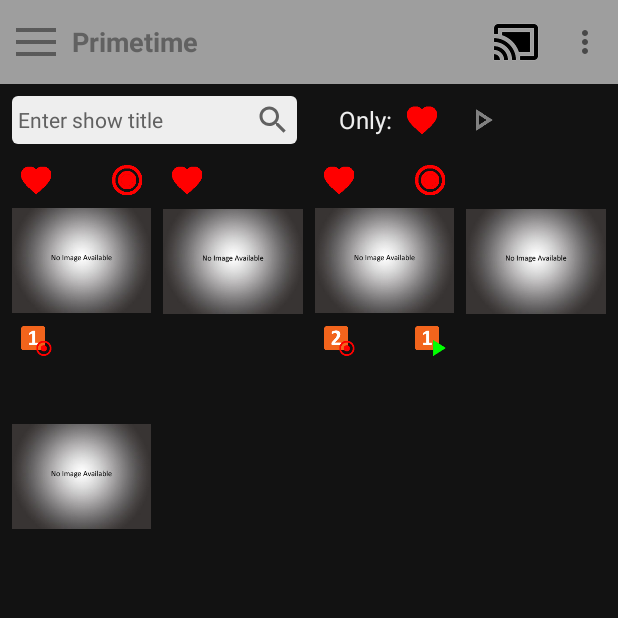
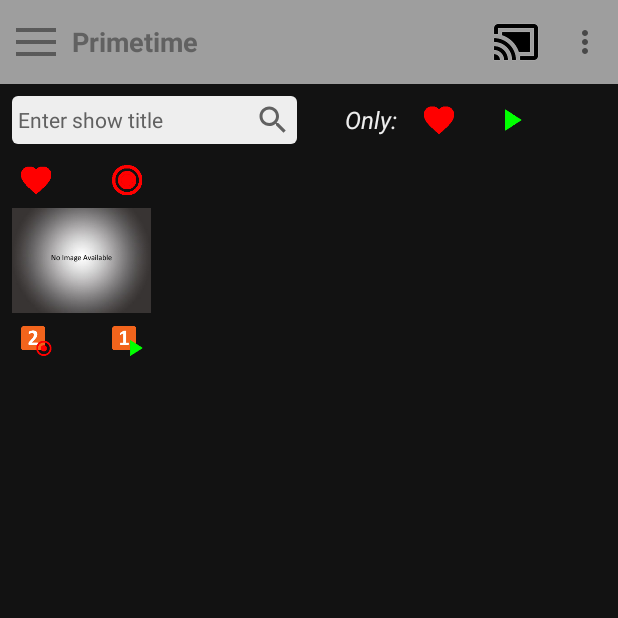
Before and after one commit to MikeMayfield/DroidTV7c, an Android app: the screen it shows after launch (MainActivity), after a tap on an icon or button, on a phone screen of 412 x 824 dp, the top half of it. Run offline under Robolectric (Android 15) with nearby library versions, the phone set to English and light mode, and no system bars; our stand-ins replace data binding; pictures from the network do not load; 2 statements that could not run were skipped; 2 other taps on this screen came first.

Commit message:
compeleted search section

```diff
--- a/app/src/main/java/com/nds/droidtv/adapters/SeriesListAdapter.kt
+++ b/app/src/main/java/com/nds/droidtv/adapters/SeriesListAdapter.kt
@@ -26,6 +26,11 @@ class SeriesListAdapter(series: ArrayList<Series>) : RecyclerView.Adapter<Series
         this.clickEventListener = eventListener
     }
 
+    fun updateList(newList: ArrayList<Series>) {
+        totalSeries.clear()
+        totalSeries.addAll(newList)
+        notifyDataSetChanged()
+    }
 
     override fun onCreateViewHolder(parent: ViewGroup, viewType: Int): MyViewHolder {
         val inflater = LayoutInflater.from(parent.context)
--- a/app/src/main/java/com/nds/droidtv/models/SearchContext.kt
+++ b/app/src/main/java/com/nds/droidtv/models/SearchContext.kt
@@ -75,11 +75,11 @@ class SearchContext {
     @VisibleForTesting fun performSearch(category: SearchCategory,
                                              searchText: String,
                                              favoritesFilterIsEnabled: Boolean,
-                                             playableFilterIsEnabled: Boolean) {
-        val searchResult = getSeriesListFromDb(category, searchText)
+                                             playableFilterIsEnabled: Boolean): List<Series> {
+        return getSeriesListFromDb(category, searchText)
             .filter { includeOnlySeriesThatMeetFilters(it, category, favoritesFilterIsEnabled, playableFilterIsEnabled) }
             .sortedBy { it.sortableTitle }
-        mutableSeriesList.postValue(searchResult)
+        //mutableSeriesList.postValue(searchResult)
     }
 
     /**
--- a/app/src/main/java/com/nds/droidtv/ui/serieslist/SeriesListFragment.kt
+++ b/app/src/main/java/com/nds/droidtv/ui/serieslist/SeriesListFragment.kt
@@ -2,25 +2,32 @@ package com.nds.droidtv.ui.serieslist
 
 import android.content.res.Configuration
 import android.os.Bundle
+import android.text.Editable
+import android.text.TextWatcher
 import android.view.LayoutInflater
 import android.view.View
 import android.view.ViewGroup
 import android.widget.Toast
+import androidx.annotation.VisibleForTesting
 import androidx.databinding.DataBindingUtil
 import androidx.fragment.app.Fragment
 import androidx.recyclerview.widget.GridLayoutManager
 import com.nds.droidtv.adapters.SeriesDialogAdapter
 import com.nds.droidtv.adapters.SeriesListAdapter
 import com.nds.droidtv.common.views.SeriesListDialog
+import com.nds.droidtv.models.SearchContext
 import com.nds.droidtv.models.Series
 import com.nds.droidtv2.R
 import com.nds.droidtv2.databinding.FragmentSeriesListPortraitBinding
-import java.util.*
+import kotlinx.android.synthetic.main.fragment_series_list_portrait.*
+import kotlin.collections.ArrayList
 
 class SeriesListFragment : Fragment() , SeriesListViewModelCallback, SeriesDialogAdapter.DialogItemClickListener {
     private lateinit var binding: FragmentSeriesListPortraitBinding
     private lateinit var seriesAdapter: SeriesListAdapter
     private lateinit var dialog: SeriesListDialog
+    private var favoriteFilter: Boolean = false
+    private var playableFilter: Boolean = false
 
     companion object {
         fun newInstance() = SeriesListFragment()
@@ -36,30 +43,32 @@ class SeriesListFragment : Fragment() , SeriesListViewModelCallback, SeriesDialo
 
     override fun onViewCreated(view: View, savedInstanceState: Bundle?) {
         super.onViewCreated(view, savedInstanceState)
-        SeriesListViewModel(this).loadData()
         init()
     }
 
     private fun init() {
+        // Get series list from ViewModel
+        SeriesListViewModel(this).loadData()
+        // Init RecyclerView
         if (activity!!.resources.configuration.orientation == Configuration.ORIENTATION_PORTRAIT) {
-            binding.rvSeriesList.apply {
-                layoutManager = GridLayoutManager(activity, 4)
-                adapter = seriesAdapter
+            binding.rvSeriesList.layoutManager = GridLayoutManager(activity, 4)
+            binding.rvSeriesList.adapter = seriesAdapter
+        } else {
+            binding.rvSeriesList.layoutManager = GridLayoutManager(activity, 7)
+            binding.rvSeriesList.adapter = seriesAdapter
         }
-        } else {
-            binding.rvSeriesList.apply {
-                layoutManager = GridLayoutManager(activity, 7)
-                adapter = seriesAdapter
-            }
-        }
+        // Set search views listener
+        setViewListener()
     }
 
     override fun onDataFetched(series: ArrayList<Series>) {
+        if (searchResultStatus(series)) {
             seriesAdapter = SeriesListAdapter(series)
             seriesAdapter.setEventListener(object : SeriesListAdapter.EventListener {
                 override fun onItemClick(pos: Int) {
                     Toast.makeText(activity, "item $pos clicked.", Toast.LENGTH_SHORT).show()
                 }
+
                 override fun onItemLongPress(pos: Int) {
                     val items = ArrayList<String>()
                     items.add(getString(R.string.more_information))
@@ -80,9 +89,61 @@ class SeriesListFragment : Fragment() , SeriesListViewModelCallback, SeriesDialo
 
             })
         }
+    }
 
     override fun clickOnDialogItem(data: String) {
         Toast.makeText(activity, "item $data clicked.", Toast.LENGTH_SHORT).show()
         dialog.dismiss()
     }
+
+    private fun setViewListener() {
+        binding.searchBox.addTextChangedListener(object : TextWatcher {
+            override fun afterTextChanged(s: Editable) {}
+            override fun beforeTextChanged(s: CharSequence, start: Int,
+                                           count: Int, after: Int) {
             }
+            override fun onTextChanged(s: CharSequence, start: Int,
+                                       before: Int, count: Int) {
+                searchForSeries(s.toString(), false, false)
+            }
+        })
+        binding.favoriteFilterImg.setOnClickListener {
+            favoriteFilter = if (!favoriteFilter) {
+                favoriteFilterImg.setImageResource(R.drawable.search_filter_favorites_enabled)
+                true
+            } else {
+                favoriteFilterImg.setImageResource(R.drawable.search_filter_favorites_disabled)
+                false
+            }
+            searchForSeries(binding.searchBox.text.toString(), favoriteFilter, playableFilter)
+        }
+        binding.playableFilterImg.setOnClickListener(View.OnClickListener {
+            playableFilter = if (!playableFilter) {
+                playableFilterImg.setImageResource(R.drawable.serach_filter_playable_enabled)
+                true
+            } else {
+                playableFilterImg.setImageResource(R.drawable.serach_filter_playable_disabled)
+                false
+            }
+            searchForSeries(binding.searchBox.text.toString(), favoriteFilter, playableFilter)
+        })
+    }
+
+    private fun searchResultStatus(list: ArrayList<Series>): Boolean {
+        return if (list.isEmpty()) {
+            noSearchResultTxt.visibility = View.VISIBLE
+            rvSeriesList.visibility = View.INVISIBLE
+            false
+        } else {
+            noSearchResultTxt.visibility = View.INVISIBLE
+            rvSeriesList.visibility = View.VISIBLE
+            true
+        }
+    }
+
+    @VisibleForTesting
+    private fun searchForSeries(searchText: String, isFavorite: Boolean, isPlayable: Boolean) {
+        val newList = SeriesListViewModel(this@SeriesListFragment).search(searchText, SearchContext.SearchCategory.PRIMETIME, isFavorite, isPlayable)
+        if (searchResultStatus(newList)) seriesAdapter.updateList(newList)
+    }
+}
--- a/app/src/main/java/com/nds/droidtv/ui/serieslist/SeriesListViewModel.kt
+++ b/app/src/main/java/com/nds/droidtv/ui/serieslist/SeriesListViewModel.kt
@@ -1,24 +1,26 @@
 package com.nds.droidtv.ui.serieslist
 
+import androidx.annotation.VisibleForTesting
 import androidx.lifecycle.ViewModel
 import com.nds.droidtv.database.MockSeriesData
+import com.nds.droidtv.models.SearchContext
 import com.nds.droidtv.models.Series
-import java.util.ArrayList
+import com.nds.droidtv.repository.Repository
 
 class SeriesListViewModel(private val callback: SeriesListViewModelCallback) : ViewModel() {
 
-    lateinit var searchText: String
-    var favoritesFilterIsEnabled: Boolean = false
-    var playableFilterIsEnabled: Boolean = false
-
-    val seriesList = MockSeriesData.seriesData()
+    private val seriesList = MockSeriesData.seriesData()
 
     fun loadData() {
         callback.onDataFetched(seriesList)
     }
 
-    private fun search(searchText: String, favoriteFilterIsEnabled: Boolean, playableFilterIsEnabled: Boolean) {
-
+    @VisibleForTesting
+    fun search(searchText: String, categoryNum: SearchContext.SearchCategory, favoriteFilterIsEnabled: Boolean, playableFilterIsEnabled: Boolean): ArrayList<Series> {
+        return if (!favoriteFilterIsEnabled && !playableFilterIsEnabled)
+            ArrayList(Repository.searchContext.getSeriesListFromDb(categoryNum, searchText))
+        else
+            ArrayList(Repository.searchContext.performSearch(categoryNum, searchText, favoriteFilterIsEnabled, playableFilterIsEnabled))
     }
 }
 
--- a/app/src/main/res/layout/fragment_series_list_portrait.xml
+++ b/app/src/main/res/layout/fragment_series_list_portrait.xml
@@ -32,7 +32,7 @@
             android:layout_width="0dp"
             android:orientation="horizontal"
             android:gravity="center_vertical"
-            android:layout_height="wrap_content"
+            android:layout_height="0dp"
             app:layout_constraintTop_toTopOf="parent"
             app:layout_constraintBottom_toTopOf="@id/rvSeriesList"
             app:layout_constraintStart_toStartOf="@id/guideline"
@@ -45,23 +45,44 @@
                 android:layout_width="wrap_content"
                 android:layout_height="wrap_content"
                 android:text="Only:"
+                android:textStyle="italic"
                 android:textSize="16sp"
-                android:layout_marginHorizontal="8dp"
+                android:layout_marginHorizontal="12dp"
                 android:textColor="@color/colorAccent"/>
             <androidx.appcompat.widget.AppCompatImageView
-                android:layout_width="24dp"
-                android:layout_height="24dp"
-                android:src="@drawable/poster_favorite_overlay"/>
+                android:id="@+id/favoriteFilterImg"
+                android:layout_width="32dp"
+                android:layout_height="32dp"
+                android:padding="4dp"
+                android:src="@drawable/search_filter_favorites_disabled"/>
             <androidx.appcompat.widget.AppCompatImageView
-                android:layout_width="24dp"
-                android:layout_height="24dp"
+                android:id="@+id/playableFilterImg"
+                android:layout_width="32dp"
+                android:layout_height="32dp"
+                android:padding="4dp"
+                android:layout_marginHorizontal="16dp"
                 android:src="@drawable/serach_filter_playable_disabled"
-                android:layout_marginHorizontal="16dp"/>
+                />
         </LinearLayout>
 
 
+        <TextView
+            android:id="@+id/noSearchResultTxt"
+            android:visibility="gone"
+            android:layout_width="wrap_content"
+            android:layout_height="wrap_content"
+            android:text="@string/no_series_search_result"
+            android:textColor="@color/colorPrimary"
+            android:textSize="14sp"
+            android:paddingHorizontal="16dp"
+            android:gravity="center_horizontal"
+            app:layout_constraintBottom_toBottomOf="parent"
+            app:layout_constraintEnd_toEndOf="parent"
+            app:layout_constraintStart_toStartOf="parent"
+            app:layout_constraintTop_toBottomOf="@id/searchBox"/>
         <androidx.recyclerview.widget.RecyclerView
             android:id="@+id/rvSeriesList"
+            android:visibility="invisible"
             android:layout_width="0dp"
             android:layout_height="0dp"
             android:layout_marginHorizontal="4dp"
--- a/app/src/main/res/values/strings.xml
+++ b/app/src/main/res/values/strings.xml
@@ -2,7 +2,8 @@
     <string name="app_name">DroidTV</string>
 
     <string name="search_box_hint">Enter show title</string>
-
+    <string name="no_series_search_result">There are no search results to display.\nTry different search text, different favorites or playable filters, or a different category above.
+</string>
     // TopBar items
     <string name="top_bar_left_menu">Left menu</string>
     <string name="top_bar_right_menu">Right menu</string>
```
Lines whose indentation alone changed are shown as unchanged.
